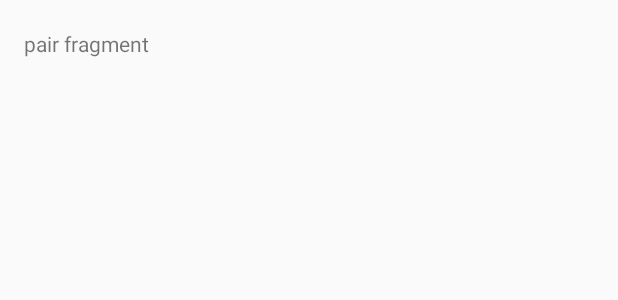
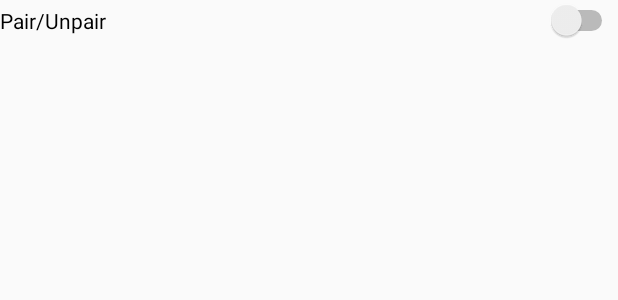
Before and after one commit to Smith-Jake/SafeGarage-Mobile, an Android app: the layout fragment_pair.xml on its own in the app's theme, with its tools: preview values and no code run, on a phone screen of 412 x 824 dp. Shown: the top 300 px of the screen. Run offline under Robolectric (Android 15) with nearby library versions, the phone set to English and light mode, and no system bars.

Commit message:
designed the pair/unpair fragment

```diff
--- a/SafeGarage_Mobile/app/src/main/res/layout/fragment_pair.xml
+++ b/SafeGarage_Mobile/app/src/main/res/layout/fragment_pair.xml
@@ -4,12 +4,10 @@
     android:layout_width="fill_parent"
     android:layout_height="fill_parent">
 
-    <TextView
-        android:id="@+id/pairTextView"
-        android:layout_width="wrap_content"
+    <Switch
+        android:id="@+id/pair_switch"
+        android:layout_width="match_parent"
         android:layout_height="wrap_content"
-        android:layout_marginStart="16dp"
-        android:layout_marginTop="19dp"
-        android:layout_marginEnd="16dp"
-        android:text="@string/pair_fragment" />
+        android:text="@string/pair"
+        android:textOn="Paired" />
 </ScrollView>
--- a/SafeGarage_Mobile/app/src/main/res/values/strings.xml
+++ b/SafeGarage_Mobile/app/src/main/res/values/strings.xml
@@ -6,4 +6,5 @@
     <string name="time_fragment">time fragment</string>
     <string name="temperature_fragment">temperature fragment</string>
     <string name="set_closing_time">Set Closing Time</string>
+    <string name="pair">Pair/Unpair</string>
 </resources>
```
Also changed, not shown: SafeGarage_Mobile/app/src/main/java/com/quickreports/safegarage_mobile/MainActivity.java (+37 -2 lines), SafeGarage_Mobile/app/src/main/java/com/quickreports/safegarage_mobile/fragments/PairFragment.java (+0 -7 lines).
